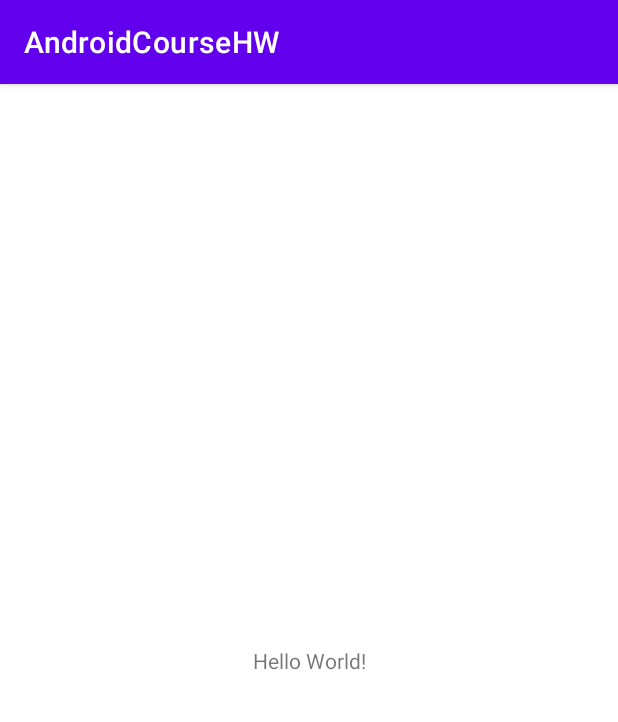
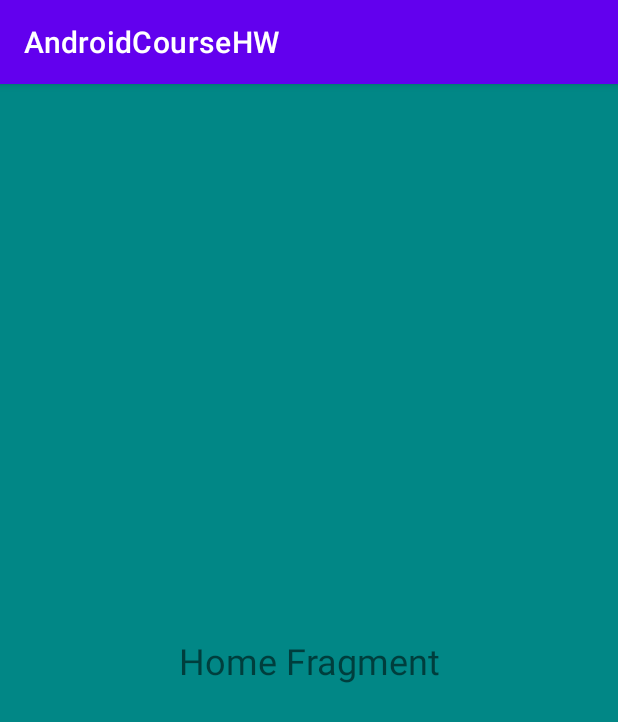
Before and after one commit to Dats-asc/AndroidCourse2021, an Android app: the screen it shows after launch (MainActivity), on a phone screen of 412 x 824 dp. Shown: the top 722 px of the screen. Run offline under Robolectric (Android 15) with nearby library versions, the phone set to English and light mode, and no system bars.

Commit message:
nav graph ang controller

```diff
--- a/app/build.gradle
+++ b/app/build.gradle
@@ -33,6 +33,7 @@ android {
     buildFeatures {
         viewBinding true
     }
+
 }
 
 dependencies {
@@ -41,6 +42,11 @@ dependencies {
     implementation 'androidx.appcompat:appcompat:1.3.1'
     implementation 'com.google.android.material:material:1.4.0'
     implementation 'androidx.constraintlayout:constraintlayout:2.1.0'
+
+    implementation 'androidx.navigation:navigation-fragment-ktx:2.3.5'
+    implementation 'androidx.navigation:navigation-ui-ktx:2.3.5'
+    implementation 'androidx.legacy:legacy-support-v4:1.0.0'
+
     testImplementation 'junit:junit:4.+'
     androidTestImplementation 'androidx.test.ext:junit:1.1.3'
     androidTestImplementation 'androidx.test.espresso:espresso-core:3.4.0'
--- /dev/null
+++ b/app/src/main/java/com/example/androidcoursehw/ActivityExt.kt
@@ -0,0 +1,8 @@
+package com.example.androidcoursehw
+
+import androidx.appcompat.app.AppCompatActivity
+import androidx.navigation.fragment.NavHostFragment
+
+fun AppCompatActivity.findController(
+    id: Int
+) =  (supportFragmentManager.findFragmentById(id) as NavHostFragment).navController
--- /dev/null
+++ b/app/src/main/java/com/example/androidcoursehw/HomeFragment.kt
@@ -0,0 +1,15 @@
+package com.example.androidcoursehw
+
+import android.os.Bundle
+import androidx.fragment.app.Fragment
+import android.view.LayoutInflater
+import android.view.View
+import android.view.ViewGroup
+
+class HomeFragment : Fragment() {
+    override fun onCreateView(
+        inflater: LayoutInflater,
+        container: ViewGroup?,
+        savedInstanceState: Bundle?
+    ): View? = inflater.inflate(R.layout.fragment_home, container, false)
+}
--- a/app/src/main/java/com/example/androidcoursehw/MainActivity.kt
+++ b/app/src/main/java/com/example/androidcoursehw/MainActivity.kt
@@ -2,10 +2,16 @@ package com.example.androidcoursehw
 
 import androidx.appcompat.app.AppCompatActivity
 import android.os.Bundle
+import androidx.navigation.NavController
 
 class MainActivity : AppCompatActivity() {
+
+    private lateinit var controller: NavController
+
     override fun onCreate(savedInstanceState: Bundle?) {
         super.onCreate(savedInstanceState)
         setContentView(R.layout.activity_main)
+
+        controller = findController(R.id.nav_host_fragment_container)
     }
 }
--- a/app/src/main/res/layout/activity_main.xml
+++ b/app/src/main/res/layout/activity_main.xml
@@ -6,13 +6,18 @@
     android:layout_height="match_parent"
     tools:context=".MainActivity">
 
-    <TextView
-        android:layout_width="wrap_content"
-        android:layout_height="wrap_content"
-        android:text="Hello World!"
+    <androidx.fragment.app.FragmentContainerView
+        android:id="@+id/nav_host_fragment_container"
+        android:name="androidx.navigation.fragment.NavHostFragment"
+        android:layout_width="match_parent"
+        android:layout_height="match_parent"
+        app:layout_constraintTop_toTopOf="parent"
         app:layout_constraintBottom_toBottomOf="parent"
-        app:layout_constraintLeft_toLeftOf="parent"
-        app:layout_constraintRight_toRightOf="parent"
-        app:layout_constraintTop_toTopOf="parent" />
+        app:layout_constraintStart_toStartOf="parent"
+        app:layout_constraintEnd_toEndOf="parent"
+        app:defaultNavHost="true"
+        app:navGraph="@navigation/nav_graph">
+
+    </androidx.fragment.app.FragmentContainerView>
 
 </androidx.constraintlayout.widget.ConstraintLayout>
--- /dev/null
+++ b/app/src/main/res/layout/fragment_home.xml
@@ -0,0 +1,20 @@
+<?xml version="1.0" encoding="utf-8"?>
+<androidx.constraintlayout.widget.ConstraintLayout xmlns:android="http://schemas.android.com/apk/res/android"
+    xmlns:app="http://schemas.android.com/apk/res-auto"
+    xmlns:tools="http://schemas.android.com/tools"
+    android:layout_width="match_parent"
+    android:layout_height="match_parent"
+    android:background="@color/teal_700"
+    tools:context=".HomeFragment">
+
+    <TextView
+        android:layout_width="wrap_content"
+        android:layout_height="wrap_content"
+        android:text="Home Fragment"
+        android:textSize="24dp"
+        app:layout_constraintBottom_toBottomOf="parent"
+        app:layout_constraintEnd_toEndOf="parent"
+        app:layout_constraintStart_toStartOf="parent"
+        app:layout_constraintTop_toTopOf="parent" />
+
+</androidx.constraintlayout.widget.ConstraintLayout>
--- /dev/null
+++ b/app/src/main/res/navigation/nav_graph.xml
@@ -0,0 +1,13 @@
+<?xml version="1.0" encoding="utf-8"?>
+<navigation xmlns:android="http://schemas.android.com/apk/res/android"
+    xmlns:app="http://schemas.android.com/apk/res-auto"
+    xmlns:tools="http://schemas.android.com/tools"
+    android:id="@+id/nav_graph"
+    app:startDestination="@id/homeFragment">
+
+    <fragment
+        android:id="@+id/homeFragment"
+        android:name="com.example.androidcoursehw.HomeFragment"
+        android:label="fragment_home"
+        tools:layout="@layout/fragment_home" />
+</navigation>
--- a/app/src/main/res/values/strings.xml
+++ b/app/src/main/res/values/strings.xml
@@ -1,3 +1,5 @@
 <resources>
     <string name="app_name">AndroidCourseHW</string>
+    <!-- TODO: Remove or change this placeholder text -->
+    <string name="hello_blank_fragment">Hello blank fragment</string>
 </resources>
```
